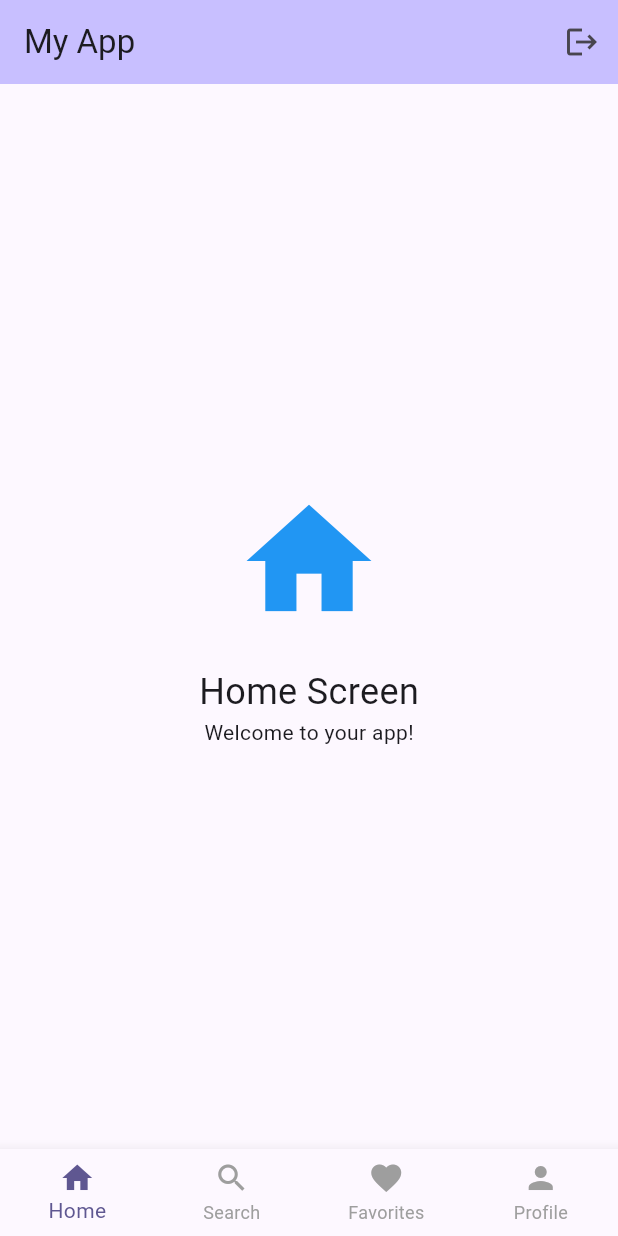
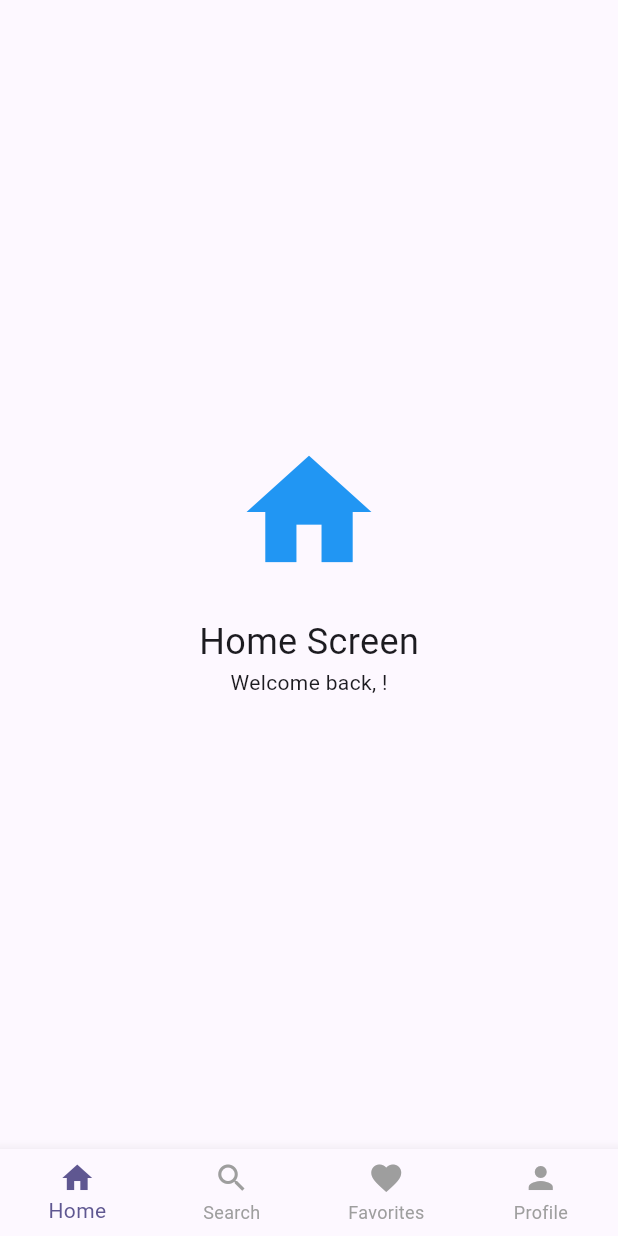
Before and after one commit to incolorate/work_together, a Flutter app: the screen it shows once a user with an empty profile is signed in, on a phone screen of 412 x 824 dp. Run offline on Flutter 3.47's test engine with Material 3 defaults, Android fonts, the light colour scheme and no system bars; our stand-ins replace firebase_auth, firebase_core; accounts and stored records are empty.

Commit message:
binding the user

```diff
--- a/lib/screens/favorites_screen.dart
+++ b/lib/screens/favorites_screen.dart
@@ -1,7 +1,10 @@
 import 'package:flutter/material.dart';
+import 'package:firebase_auth/firebase_auth.dart';
 
 class FavoritesScreen extends StatelessWidget {
-  const FavoritesScreen({super.key});
+  final User user;
+
+  const FavoritesScreen({super.key, required this.user});
 
   @override
   Widget build(BuildContext context) {
--- a/lib/screens/home_screen.dart
+++ b/lib/screens/home_screen.dart
@@ -1,19 +1,25 @@
 import 'package:flutter/material.dart';
+import 'package:firebase_auth/firebase_auth.dart';
 
 class HomeScreen extends StatelessWidget {
-  const HomeScreen({super.key});
+  final User user;
+
+  const HomeScreen({super.key, required this.user});
 
   @override
   Widget build(BuildContext context) {
-    return const Center(
-      child: Column(
-        mainAxisAlignment: MainAxisAlignment.center,
-        children: [
-          Icon(Icons.home, size: 100, color: Colors.blue),
-          SizedBox(height: 20),
-          Text('Home Screen', style: TextStyle(fontSize: 24)),
-          Text('Welcome to your app!'),
-        ],
+    return SafeArea(
+      child: Center(
+        child: Column(
+          mainAxisAlignment: MainAxisAlignment.center,
+          children: [
+            const Icon(Icons.home, size: 100, color: Colors.blue),
+            const SizedBox(height: 20),
+            const Text('Home Screen', style: TextStyle(fontSize: 24)),
+            Text('Welcome back, ${user.displayName ?? user.email ?? 'User'}!'),
+            const SizedBox(height: 10),
+          ],
+        ),
       ),
     );
   }
--- a/lib/screens/search_screen.dart
+++ b/lib/screens/search_screen.dart
@@ -1,7 +1,10 @@
 import 'package:flutter/material.dart';
+import 'package:firebase_auth/firebase_auth.dart';
 
 class SearchScreen extends StatelessWidget {
-  const SearchScreen({super.key});
+  final User user;
+
+  const SearchScreen({super.key, required this.user});
 
   @override
   Widget build(BuildContext context) {
--- a/lib/widgets/auth_wrapper.dart
+++ b/lib/widgets/auth_wrapper.dart
@@ -22,7 +22,7 @@ class AuthWrapper extends StatelessWidget {
 
         if (snapshot.hasData) {
           // User is signed in
-          return const MainScreen();
+          return MainScreen(user: snapshot.data!);
         }
 
         // User is not signed in
--- a/lib/widgets/main_screen.dart
+++ b/lib/widgets/main_screen.dart
@@ -1,4 +1,5 @@
 import 'package:flutter/material.dart';
+import 'package:firebase_auth/firebase_auth.dart';
 import '../screens/home_screen.dart';
 import '../screens/search_screen.dart';
 import '../screens/favorites_screen.dart';
@@ -6,7 +7,9 @@ import '../screens/profile_screen.dart';
 import '../services/auth_service.dart';
 
 class MainScreen extends StatefulWidget {
-  const MainScreen({super.key});
+  final User user;
+
+  const MainScreen({super.key, required this.user});
 
   @override
   State<MainScreen> createState() => _MainScreenState();
@@ -15,12 +18,18 @@ class MainScreen extends StatefulWidget {
 class _MainScreenState extends State<MainScreen> {
   int _selectedIndex = 0;
 
-  static const List<Widget> _screens = [
-    HomeScreen(),
-    SearchScreen(),
-    FavoritesScreen(),
-    ProfileScreen(),
-  ];
+  late final List<Widget> _screens;
+
+  @override
+  void initState() {
+    super.initState();
+    _screens = [
+      HomeScreen(user: widget.user),
+      SearchScreen(user: widget.user),
+      FavoritesScreen(user: widget.user),
+      ProfileScreen(user: widget.user),
+    ];
+  }
 
   void _onItemTapped(int index) {
     setState(() {
@@ -31,19 +40,6 @@ class _MainScreenState extends State<MainScreen> {
   @override
   Widget build(BuildContext context) {
     return Scaffold(
-      appBar: AppBar(
-        title: const Text('My App'),
-        backgroundColor: Theme.of(context).colorScheme.inversePrimary,
-        actions: [
-          IconButton(
-            icon: const Icon(Icons.logout),
-            onPressed: () async {
-              await AuthService().signOut();
-            },
-            tooltip: 'Sign Out',
-          ),
-        ],
-      ),
       body: _screens[_selectedIndex],
       bottomNavigationBar: BottomNavigationBar(
         items: const [
```
Also changed, not shown: lib/screens/profile_screen.dart (+38 -6 lines).
